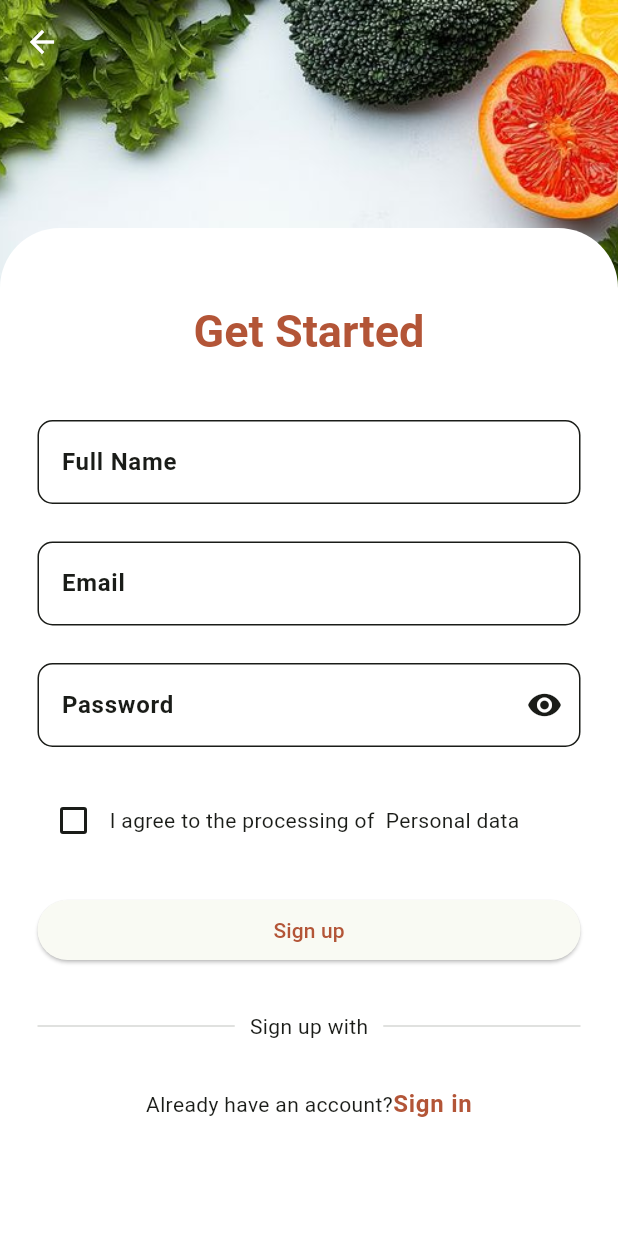
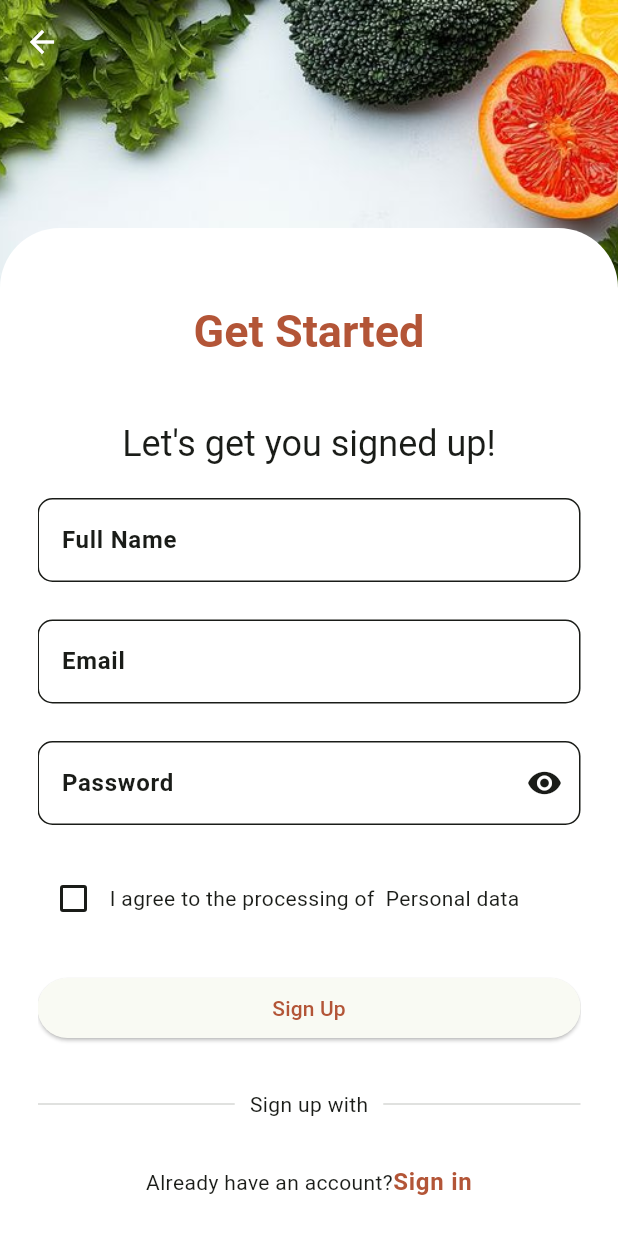
Before and after one commit to yousraamr/fedis-mockup-app, a Flutter app: the screen it shows after launch, after a tap on the "language" icon, after a tap on "Sign up", on a phone screen of 412 x 824 dp. Run offline on Flutter 3.47's test engine with Material 3 defaults, Android fonts, the phone set to English and light mode, and no system bars; our stand-ins replace dartz, dio, easy_localization, shared_preferences.

Commit message:
Update: load fields and submit dynamically from services.json

```diff
--- a/lib/auth/presentation/pages/signup_page.dart
+++ b/lib/auth/presentation/pages/signup_page.dart
@@ -1,11 +1,14 @@
 import 'package:easy_localization/easy_localization.dart';
 import 'package:flutter/material.dart';
-import 'package:fedis_mockup_demo/auth/presentation/pages/login_screen.dart';
-import 'package:fedis_mockup_demo/themes/theme.dart';
-import '../widgets/custom_scaffold.dart';
 import 'package:fedis_mockup_demo/core/utils/snackbar.dart';
 import 'package:fedis_mockup_demo/auth/presentation/view_model/auth_provider.dart';
 import 'package:provider/provider.dart';
+import 'package:fedis_mockup_demo/themes/theme.dart';
+import 'package:fedis_mockup_demo/auth/presentation/widgets/custom_scaffold.dart';
+import 'package:fedis_mockup_demo/auth/presentation/pages/login_screen.dart';
+
+import '../../../core/utils/service_loader.dart';
+import 'package:fedis_mockup_demo/home/home_data/models/form_field_data.dart';
 
 class SignUpScreen extends StatefulWidget {
   const SignUpScreen({super.key});
@@ -17,16 +20,37 @@ class SignUpScreen extends StatefulWidget {
 class _SignUpScreenState extends State<SignUpScreen> {
   final _formSignupKey = GlobalKey<FormState>();
   bool agreePersonalData = false;
+  bool _obscurePassword = true;
+
   final TextEditingController _nameController = TextEditingController();
   final TextEditingController _emailController = TextEditingController();
   final TextEditingController _passwordController = TextEditingController();
-  bool _obscurePassword = true;
+
+  List<FormFieldData> _formFields = [];
+  bool _isLoadingForm = true;
+
+  @override
+  void initState() {
+    super.initState();
+    _loadFormFields();
+  }
+
+  void _loadFormFields() async {
+    final service = await loadSignupService();
+    setState(() {
+      _formFields = service?.formData ?? [];
+      _isLoadingForm = false;
+    });
+  }
 
   @override
   Widget build(BuildContext context) {
     final authProvider = Provider.of<AuthProvider>(context);
+
     return CustomScaffold(
-      child: Column(
+      child: _isLoadingForm
+          ? const Center(child: CircularProgressIndicator())
+          : Column(
               children: [
                 const Expanded(flex: 1, child: SizedBox(height: 10)),
                 Expanded(
@@ -46,78 +70,133 @@ class _SignUpScreenState extends State<SignUpScreen> {
                         child: Column(
                           crossAxisAlignment: CrossAxisAlignment.center,
                           children: [
-                      // Title
+                            // Header Title
                             Text(
                               'get_started'.tr(),
-                        style: Theme.of(context).textTheme.headlineLarge!.copyWith(
+                              style: Theme.of(context)
+                                  .textTheme
+                                  .headlineLarge!
+                                  .copyWith(color: lightColorScheme.primary),
+                            ),
+                            const SizedBox(height: 40),
+
+                            // Dynamic Fields
+                            ..._formFields.map((field) =>
+                                _buildField(field, context, authProvider)),
+
+                            const SizedBox(height: 30.0),
+                            _orDivider(context, 'sign_up_with'.tr()),
+                            const SizedBox(height: 30.0),
+
+                            // Already have account
+                            Row(
+                              mainAxisAlignment: MainAxisAlignment.center,
+                              children: [
+                                Text(
+                                  'already_have_account'.tr(),
+                                  style: TextStyle(
+                                      color: lightColorScheme.onBackground),
+                                ),
+                                GestureDetector(
+                                  onTap: () {
+                                    Navigator.pushReplacement(
+                                      context,
+                                      MaterialPageRoute(
+                                          builder: (_) => const SignInScreen()),
+                                    );
+                                  },
+                                  child: Text(
+                                    'sign_in'.tr(),
+                                    style: Theme.of(context)
+                                        .textTheme
+                                        .bodyLarge!
+                                        .copyWith(
                                           color: lightColorScheme.primary,
                                         ),
                                   ),
-                      const SizedBox(height: 40.0),
+                                ),
+                              ],
+                            ),
+                            const SizedBox(height: 20),
+                          ],
+                        ),
+                      ),
+                    ),
+                  ),
+                ),
+              ],
+            ),
+    );
+  }
 
-                      // Full Name Field
+  Widget _buildField(
+      FormFieldData field, BuildContext context, AuthProvider authProvider) {
+    switch (field.type) {
+      case 'description':
+        return Column(
+          children: [
+            Text(
+              field.label?.tr() ?? '',
+              style: Theme.of(context).textTheme.headlineSmall,
+            ),
+            const SizedBox(height: 20),
+          ],
+        );
+
+      case 'text':
+      case 'email':
+      case 'password':
+        final controller = _getController(field.id);
+        return Column(
+          children: [
             TextFormField(
-                        controller: _nameController,
+              controller: controller,
+              obscureText: field.type == 'password' ? _obscurePassword : false,
               validator: (value) {
-                          if (value == null || value.isEmpty) {
-                            return 'please_enter_full_name'.tr();
+                if (field.required == true &&
+                    (value == null || value.isEmpty)) {
+                  return field.validationMessage?.tr();
+                }
+                if (field.regex != null &&
+                    value != null &&
+                    !RegExp(field.regex!).hasMatch(value)) {
+                  return field.validationMessage?.tr();
+                }
+                if (field.minLength != null &&
+                    (value?.length ?? 0) < field.minLength!) {
+                  return field.validationMessage?.tr();
                 }
                 return null;
               },
-                        decoration: _inputDecoration('full_name'.tr(), 'enter_full_name'.tr()),
-                      ),
-                      const SizedBox(height: 25.0),
-
-                      // Email Field
-                      TextFormField(
-                        controller: _emailController,
-                        validator: (value) {
-                          if (value == null || value.isEmpty) {
-                            return 'please_enter_email'.tr();
-                          }
-                          if (!RegExp(r'^[^@]+@[^@]+\.[^@]+').hasMatch(value)) {
-                            return 'enter_valid_email'.tr();
-                          }
-                          return null;
-                        },
-                        decoration: _inputDecoration('email'.tr(), 'enter_email'.tr()),
-                      ),
-                      const SizedBox(height: 25.0),
-
-                      // Password Field
-                      TextFormField(
-                        controller: _passwordController,
-                        obscureText: _obscurePassword,
-                        validator: (value) {
-                          if (value == null || value.isEmpty) {
-                            return 'please_enter_password'.tr();
-                          }
-                          if (value.length < 6) {
-                            return 'password_min_length'.tr(); // Add this key in translations
-                          }
-                          return null;
-                        },
-                        decoration: _inputDecoration('password'.tr(), 'enter_password'.tr()).copyWith(
-                          suffixIcon: IconButton(
-                            icon: Icon(_obscurePassword ? Icons.visibility : Icons.visibility_off),
+              decoration: _inputDecoration(
+                field.label?.tr() ?? '',
+                'enter_${field.name}'.tr(),
+              ).copyWith(
+                suffixIcon: field.type == 'password'
+                    ? IconButton(
+                        icon: Icon(_obscurePassword
+                            ? Icons.visibility
+                            : Icons.visibility_off),
                         onPressed: () => setState(() {
                           _obscurePassword = !_obscurePassword;
                         }),
-                          ),
+                      )
+                    : null,
               ),
             ),
             const SizedBox(height: 25.0),
+          ],
+        );
 
-                      // Agreement Checkbox
+      case 'button':
+        return Column(
+          children: [
             Row(
               children: [
                 Checkbox(
                   value: agreePersonalData,
-                            onChanged: (bool? value) {
-                              setState(() {
-                                agreePersonalData = value ?? false;
-                              });
-                            },
+                  onChanged: (val) =>
+                      setState(() => agreePersonalData = val ?? false),
                   activeColor: lightColorScheme.primary,
                 ),
                 Expanded(
@@ -125,28 +204,27 @@ class _SignUpScreenState extends State<SignUpScreen> {
                     '${'agree_processing'.tr()} ${'personal_data'.tr()}',
                     style: TextStyle(color: lightColorScheme.onBackground),
                   ),
-                          ),
+                )
               ],
             ),
             const SizedBox(height: 25.0),
-
-                      // Sign Up Button
             SizedBox(
               width: double.infinity,
               child: ElevatedButton(
                 onPressed: () async {
-                            if (_formSignupKey.currentState!.validate() && agreePersonalData) {
-                              String name = _nameController.text.trim();
-                              String email = _emailController.text.trim();
-                              String password = _passwordController.text.trim();
+                  if (_formSignupKey.currentState!.validate() &&
+                      agreePersonalData) {
+                    final name = _nameController.text.trim();
+                    final email = _emailController.text.trim();
+                    final password = _passwordController.text.trim();
 
                     if (name.isEmpty || email.isEmpty || password.isEmpty) {
                       showErrorSnackBar(context, 'please_fill_all_fields'.tr());
                       return;
                     }
 
-                              bool success = await authProvider.register(context, name, email, password);
-
+                    final success = await authProvider.register(
+                        context, name, email, password);
                     if (success && context.mounted) {
                       Navigator.pushReplacement(
                         context,
@@ -159,52 +237,24 @@ class _SignUpScreenState extends State<SignUpScreen> {
                 },
                 child: authProvider.isLoading
                     ? const CircularProgressIndicator()
-                              : Text('sign_up'.tr()),
-                        ),
-                      ),
-                      const SizedBox(height: 30.0),
-
-                      // Divider
-                      _orDivider(context, 'sign_up_with'.tr()),
-                      const SizedBox(height: 30.0),
-
-                      // Already have an account
-                      Row(
-                        mainAxisAlignment: MainAxisAlignment.center,
-                        children: [
-                          Text(
-                            'already_have_account'.tr(),
-                            style: TextStyle(color: lightColorScheme.onBackground),
-                          ),
-                          GestureDetector(
-                            onTap: () {
-                              Navigator.pushReplacement(
-                                context,
-                                MaterialPageRoute(builder: (_) => const SignInScreen()),
-                              );
-                            },
-                            child: Text(
-                              'sign_in'.tr(),
-                              style: Theme.of(context).textTheme.bodyLarge!.copyWith(
-                                color: lightColorScheme.primary,
-                              ),
+                    : Text(field.label?.tr() ?? 'Submit'),
               ),
             ),
           ],
-                      ),
-                      const SizedBox(height: 20.0),
-                    ],
-                  ),
-                ),
-              ),
-            ),
-          ),
-        ],
-      ),
         );
+
+      default:
+        return const SizedBox();
+    }
   }
 
-  // Reusable Input Decoration
+  TextEditingController _getController(String? id) {
+    if (id == 'fullname') return _nameController;
+    if (id == 'email') return _emailController;
+    if (id == 'password') return _passwordController;
+    return TextEditingController();
+  }
+
   InputDecoration _inputDecoration(String label, String hint) {
     return InputDecoration(
       label: Text(label),
@@ -221,17 +271,23 @@ class _SignUpScreenState extends State<SignUpScreen> {
     );
   }
 
-  // Reusable Divider
   Widget _orDivider(BuildContext context, String text) {
     return Row(
       mainAxisAlignment: MainAxisAlignment.center,
       children: [
-        Expanded(child: Divider(thickness: 0.7, color: lightColorScheme.outlineVariant.withOpacity(0.5))),
+        Expanded(
+            child: Divider(
+                thickness: 0.7,
+                color: lightColorScheme.outlineVariant.withOpacity(0.5))),
         Padding(
           padding: const EdgeInsets.symmetric(horizontal: 10),
-          child: Text(text, style: TextStyle(color: lightColorScheme.onBackground)),
+          child: Text(text,
+              style: TextStyle(color: lightColorScheme.onBackground)),
         ),
-        Expanded(child: Divider(thickness: 0.7, color: lightColorScheme.outlineVariant.withOpacity(0.5))),
+        Expanded(
+            child: Divider(
+                thickness: 0.7,
+                color: lightColorScheme.outlineVariant.withOpacity(0.5))),
       ],
     );
   }
```
Lines whose indentation alone changed are shown as unchanged.
